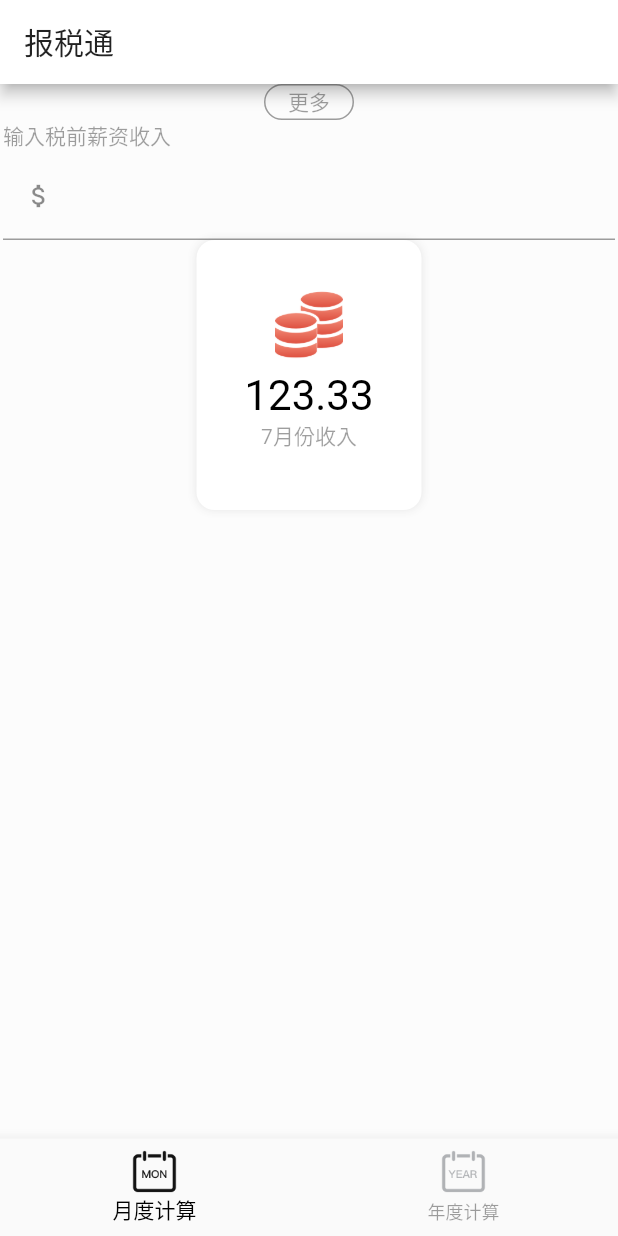
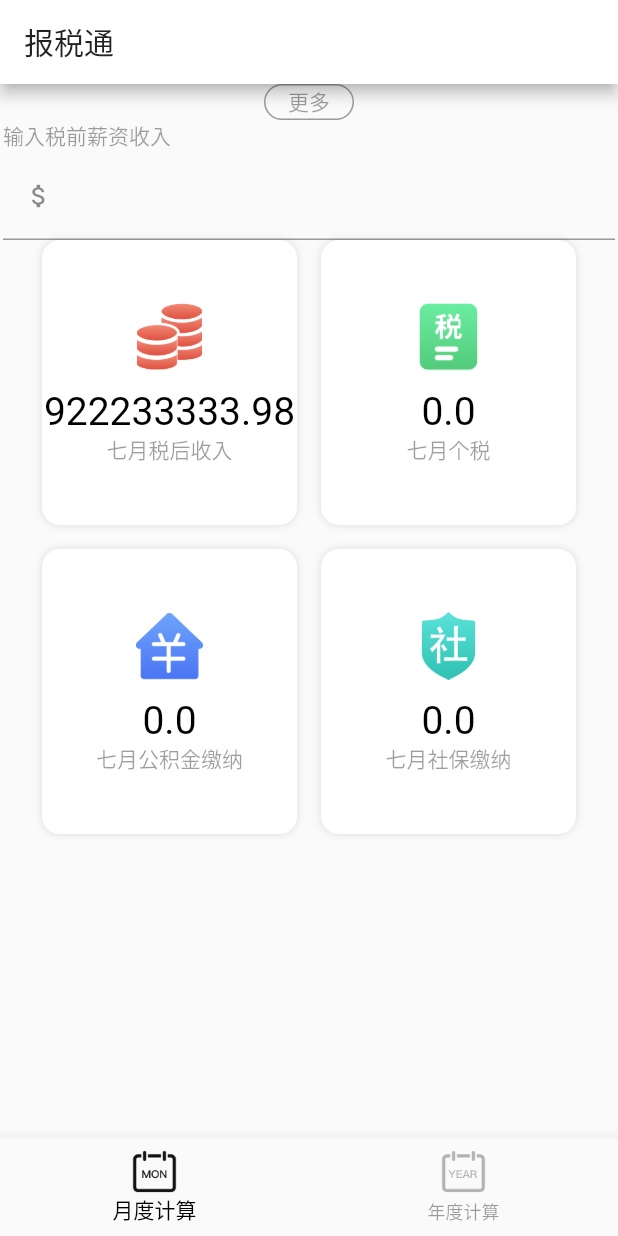
Before and after one commit to musicq/tax_calculator, a Flutter app: the screen it shows after launch, on a phone screen of 412 x 824 dp. Run offline on Flutter 3.47's test engine with Material 2 defaults, Android fonts, the phone set to English and light mode, and no system bars.

Commit message:
feat: 增加收入概览组件
* feat: 修改 CardPiece 样式让数字显示过多时折行
* style: 修改全局样式名称，由 Style -> GlobalStyle

```diff
--- /dev/null
+++ b/lib/src/bizViews/IncomeOverview/IncomeOverview.dart
@@ -0,0 +1,57 @@
+import 'package:flutter/material.dart';
+import 'package:tax_calculator/src/shared/dateTime.dart';
+import 'package:tax_calculator/src/widgets/CardPiece/CardPiece.dart';
+
+class IncomeOverview extends StatefulWidget {
+  final double income;
+
+  IncomeOverview({this.income = 0});
+
+  @override
+  _IncomeOverviewState createState() => _IncomeOverviewState();
+}
+
+class _IncomeOverviewState extends State<IncomeOverview> {
+  double incomeAfterTax = 922233333.98;
+  double tax = 0;
+  double providentFund = 0;
+  double insurance = 0;
+
+  String month = '${translateMonth(DateTime.now().month)}';
+
+  @override
+  Widget build(BuildContext context) {
+    print(incomeAfterTax);
+
+    return Wrap(
+      spacing: 16,
+      runSpacing: 16,
+      children: <Widget>[
+        CardPiece(
+          img: 'assets/income.png',
+          title: incomeAfterTax.toString(),
+          subTitle: '$month税后收入',
+          onTap: () {},
+        ),
+        CardPiece(
+          img: 'assets/tax.png',
+          title: tax.toString(),
+          subTitle: '$month个税',
+          onTap: () {},
+        ),
+        CardPiece(
+          img: 'assets/housing.png',
+          title: providentFund.toString(),
+          subTitle: '$month公积金缴纳',
+          onTap: () {},
+        ),
+        CardPiece(
+          img: 'assets/insurance.png',
+          title: insurance.toString(),
+          subTitle: '$month社保缴纳',
+          onTap: () {},
+        ),
+      ],
+    );
+  }
+}
--- /dev/null
+++ b/lib/src/shared/dateTime.dart
@@ -0,0 +1,18 @@
+const Map<int, String> _months = {
+  1: '一',
+  2: '二',
+  3: '三',
+  4: '四',
+  5: '五',
+  6: '六',
+  7: '七',
+  8: '八',
+  9: '九',
+  10: '十',
+  11: '十一',
+  12: '十二',
+};
+
+String translateMonth(int month) {
+  return '${_months[month]}月';
+}
--- a/lib/src/styles/theme.dart
+++ b/lib/src/styles/theme.dart
@@ -1,6 +1,6 @@
 import 'package:flutter/material.dart';
 
-class Style {
+class GlobalStyle {
   static const backgroundColor = Colors.white30;
 
   static const tipText = TextStyle(color: Colors.black38, fontSize: 14);
--- a/lib/src/views/MainLayout/MainLayout.dart
+++ b/lib/src/views/MainLayout/MainLayout.dart
@@ -10,7 +10,7 @@ class _MainLayoutState extends State<MainLayout> {
   final List<Widget> _views = [
     // 月度计算
     MonthlyCalculation(),
-    Text('sss'),
+    Text('年度计算'),
   ];
 
   int _currentIndex = 0;
--- a/lib/src/views/MonthlyCalculation/MonthlyCalculation.dart
+++ b/lib/src/views/MonthlyCalculation/MonthlyCalculation.dart
@@ -1,6 +1,5 @@
 import 'package:flutter/material.dart';
-import 'package:tax_calculator/src/styles/theme.dart';
-import 'package:tax_calculator/src/widgets/CardPiece/CardPiece.dart';
+import 'package:tax_calculator/src/bizViews/IncomeOverview/IncomeOverview.dart';
 import 'package:tax_calculator/src/widgets/ChipButton/ChipButton.dart';
 import 'package:tax_calculator/src/widgets/InputField/InputField.dart';
 import 'package:tax_calculator/src/widgets/MainContainer/MainContainer.dart';
@@ -20,7 +19,6 @@ class _MonthlyCalculationState extends State<MonthlyCalculation> {
         controller: controller,
         children: <Widget>[
           Container(
-            color: Style.backgroundColor,
             child: Column(
               children: <Widget>[
                 ChipButton(
@@ -35,12 +33,7 @@ class _MonthlyCalculationState extends State<MonthlyCalculation> {
                 InputField(
                   label: '输入税前薪资收入',
                 ),
-                CardPiece(
-                  img: 'assets/income.png',
-                  title: '123.33',
-                  subTitle: '7月份收入',
-                  onTap: () {},
-                )
+                IncomeOverview(income: 1000),
               ],
             ),
           ),
--- a/lib/src/widgets/CardPiece/CardPiece.dart
+++ b/lib/src/widgets/CardPiece/CardPiece.dart
@@ -1,5 +1,7 @@
 import 'package:flutter/material.dart';
 import 'package:tax_calculator/src/styles/theme.dart';
+
+import 'CardPiece.style.dart' as CardPieceStyle;
 
 class CardPiece extends StatelessWidget {
   final String img;
@@ -18,36 +20,26 @@ class CardPiece extends StatelessWidget {
   Widget build(BuildContext context) {
     return InkWell(
       onTap: onTap,
-      borderRadius: BorderRadius.circular(12),
+      borderRadius: CardPieceStyle.borderRadius,
       child: Ink(
-        decoration: BoxDecoration(
-          color: Colors.white,
-          borderRadius: BorderRadius.circular(12),
-          boxShadow: [BoxShadow(color: Colors.black12, blurRadius: 4)],
-        ),
+        decoration: CardPieceStyle.inkBoxDecoration,
         child: Container(
-          constraints: BoxConstraints.expand(width: 150, height: 180),
-          padding: const EdgeInsets.all(26),
+          constraints: CardPieceStyle.boxSize,
+          padding: CardPieceStyle.boxPadding,
           child: Center(
             child: Column(
               children: <Widget>[
                 Padding(
-                  padding: const EdgeInsets.all(8.0),
+                  padding: CardPieceStyle.imgPadding,
                   child: Image.asset(
                     img,
+                    width: 45,
                     height: 45,
-                    width: 45,
-                    fit: BoxFit.fill,
+                    fit: BoxFit.contain,
                   ),
                 ),
-                Text(
-                  title,
-                  style: TextStyle(fontSize: 28, color: Colors.black),
-                ),
-                Text(
-                  subTitle,
-                  style: Style.tipText,
-                ),
+                Text(title, style: CardPieceStyle.title),
+                Text(subTitle, style: GlobalStyle.tipText),
               ],
             ),
           ),
--- /dev/null
+++ b/lib/src/widgets/CardPiece/CardPiece.style.dart
@@ -0,0 +1,17 @@
+import 'package:flutter/material.dart';
+
+final borderRadius = BorderRadius.circular(12);
+
+final inkBoxDecoration = BoxDecoration(
+  color: Colors.white,
+  borderRadius: borderRadius,
+  boxShadow: [BoxShadow(color: Colors.black12, blurRadius: 4)],
+);
+
+const boxSize = BoxConstraints.expand(width: 170, height: 190);
+
+const boxPadding = EdgeInsets.only(top: 30);
+
+const title = TextStyle(fontSize: 26, color: Colors.black);
+
+const imgPadding = EdgeInsets.all(12);
--- a/lib/src/widgets/InputField/InputField.dart
+++ b/lib/src/widgets/InputField/InputField.dart
@@ -23,7 +23,7 @@ class _InputFieldState extends State<InputField> {
         children: <Widget>[
           Text(
             widget.label,
-            style: Style.tipText,
+            style: GlobalStyle.tipText,
           ),
           TextField(
             textAlign: TextAlign.start,
```
